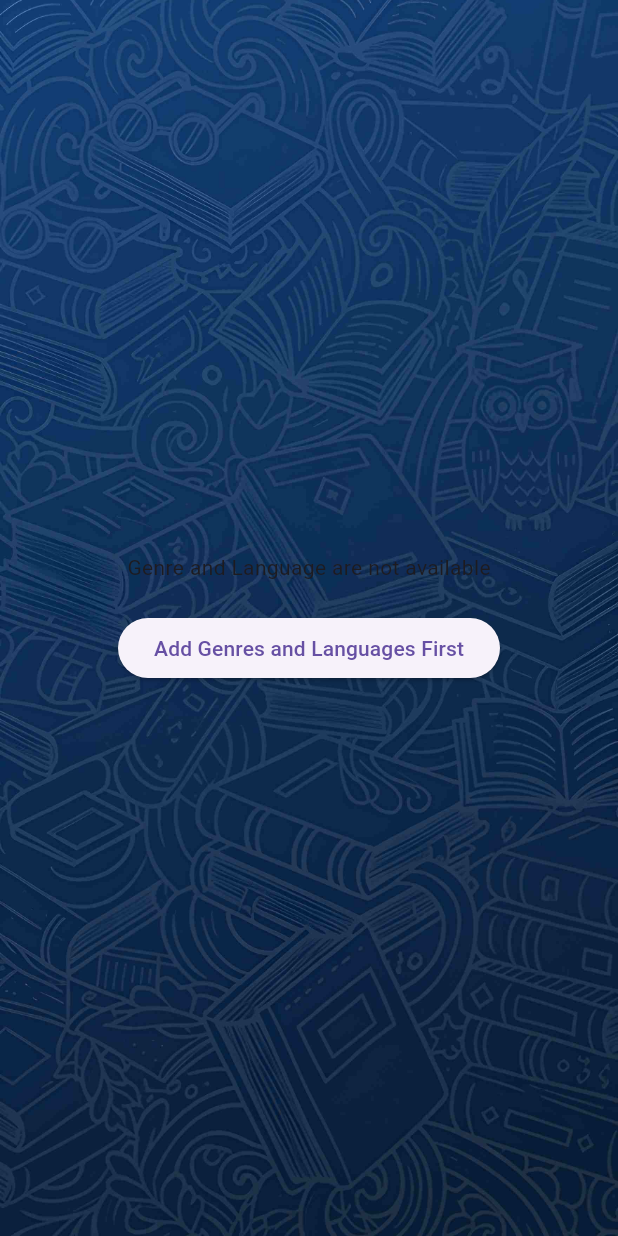
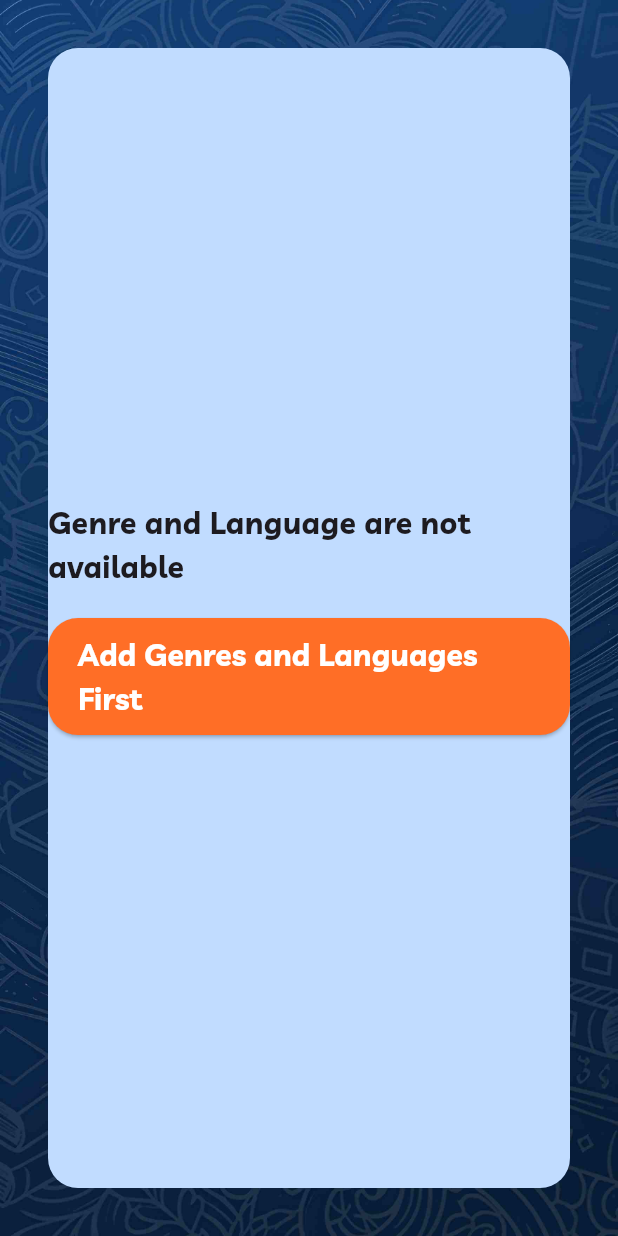
Before and after one commit to Bharath-OS/Libry, a Flutter app: the AddBookScreen screen opened directly, on a phone screen of 412 x 824 dp. Run offline on Flutter 3.47's test engine with Material 3 defaults, Android fonts, the phone set to English and light mode, and no system bars; our stand-ins replace flutter_svg, hive, hive_flutter, image_picker, page_transition, sqflite and 1 more; accounts and stored records are empty; project files that could hold a hidden picture were left out.

Commit message:
updated the add books  code

```diff
--- a/lib/main.dart
+++ b/lib/main.dart
@@ -24,7 +24,6 @@ void main() async{
   userDataBoxNew = await Hive.openBox<User>('users');
   statusBox = await Hive.openBox("status");
 
-  // Run the app
   runApp(MultiProvider(providers:[
     ChangeNotifierProvider<BookProvider>(create: (_) => BookProvider()),
     ChangeNotifierProvider<GenreProvider>(create: (_) => GenreProvider()),
--- a/lib/models/books_model.dart
+++ b/lib/models/books_model.dart
@@ -21,7 +21,7 @@ class Books {
     required this.pages,
     required this.totalCopies,
     required this.copiesAvailable,
-    this.coverPicture = ""
+    this.coverPicture = "assets/images/dummy_book_cover.png"
   });
 }
 
--- a/lib/screens/books_screens/add_book_screen.dart
+++ b/lib/screens/books_screens/add_book_screen.dart
@@ -2,7 +2,10 @@ import 'dart:io';
 import 'package:flutter/material.dart';
 import 'package:image_picker/image_picker.dart';
 import 'package:libry/provider/genre_provider.dart';
+import 'package:libry/utilities/image_services.dart';
 import 'package:provider/provider.dart';
+import '../../Themes/styles.dart';
+import '../../Widgets/buttons.dart';
 import '../../constants/app_colors.dart';
 import '../../models/books_model.dart';
 import '../../provider/book_provider.dart';
@@ -10,16 +13,7 @@ import '../../provider/language_provider.dart';
 import '../../utilities/validation.dart';
 import '../../widgets/forms.dart';
 import '../../widgets/layout_widgets.dart';
-import 'dart:io';
-import 'package:flutter/material.dart';
-import 'package:provider/provider.dart';
-import '../../constants/app_colors.dart';
-import '../../models/books_model.dart';
-import '../../provider/book_provider.dart';
-import '../../utilities/validation.dart';
 import '../../widgets/alert_dialogue.dart';
-import '../../widgets/forms.dart';
-import '../../widgets/layout_widgets.dart';
 import '../settings.dart';
 
 class AddBookScreen extends StatefulWidget {
@@ -88,7 +82,7 @@ class _AddBookScreenState extends State<AddBookScreen> {
     });
   }
 
-  void _submitForm() {
+  void _submitForm() async{
     if (_formKey.currentState!.validate()) {
       if (_selectedGenre == null || _selectedGenre!.isEmpty) {
         showAlertMessage(message: "Please select a genre", context: context);
@@ -100,7 +94,8 @@ class _AddBookScreenState extends State<AddBookScreen> {
       }
       String? imagePath;
       if (_selectedImage != null && _selectedImage!.existsSync()) {
-        imagePath = _selectedImage!.path;
+        String path = _selectedImage!.path;
+        imagePath = await ImageService.makeImagePermanent(path);
       }
 
       final book = Books(
@@ -146,7 +141,14 @@ class _AddBookScreenState extends State<AddBookScreen> {
 
     if (genres.isEmpty || languages.isEmpty) {
       return LayoutWidgets.customScaffold(
-        body: Center(
+        body: SafeArea(
+          child: Container(
+            margin: EdgeInsets.all(32),
+            decoration: BoxDecoration(
+              color: MyColors.bgColor,
+              borderRadius: BorderRadius.circular(20),
+            ),
+            child: Center(
               child: Column(
                 mainAxisAlignment: MainAxisAlignment.center,
                 children: [
@@ -156,22 +158,23 @@ class _AddBookScreenState extends State<AddBookScreen> {
                         : genres.isEmpty
                         ? "No genres available"
                         : "No languages available",
+                    style: CardStyles.cardTitleStyle,
                   ),
                   SizedBox(height: 20),
-              ElevatedButton(
-                onPressed: () => Navigator.push(
+                  MyButton.primaryButton(
+                    method: () => Navigator.push(
                       context,
                       MaterialPageRoute(builder: (_) => SettingsScreen()),
                     ),
-                child: Text(
-                  genres.isEmpty && languages.isEmpty
+                    text: genres.isEmpty && languages.isEmpty
                         ? "Add Genres and Languages First"
                         : genres.isEmpty
                         ? "Add Genres First"
                         : "Add Languages First",
                   ),
+                ],
               ),
-            ],
+            ),
           ),
         ),
       );
--- a/lib/screens/books_screens/edit_book_screen.dart
+++ b/lib/screens/books_screens/edit_book_screen.dart
@@ -24,7 +24,7 @@ class _EditBookScreenState extends State<EditBookScreen> {
   late final List<TextEditingController> controllers;
   late final TextEditingController _imageController;
   late Books _book;
-  File? _newImage;
+  String? _newImage;
   bool _isPickingImage = false;
   String? _selectedGenre;
   String? _selectedLanguage;
--- a/lib/utilities/image_services.dart
+++ b/lib/utilities/image_services.dart
@@ -39,7 +39,7 @@ class ImageService {
       }
       return null;
     } catch (e) {
-      print('Error picking image: $e');
+      // throw Exception('Error picking image: $e');
       return null;
     }
   }
```
Lines whose indentation alone changed are shown as unchanged.
